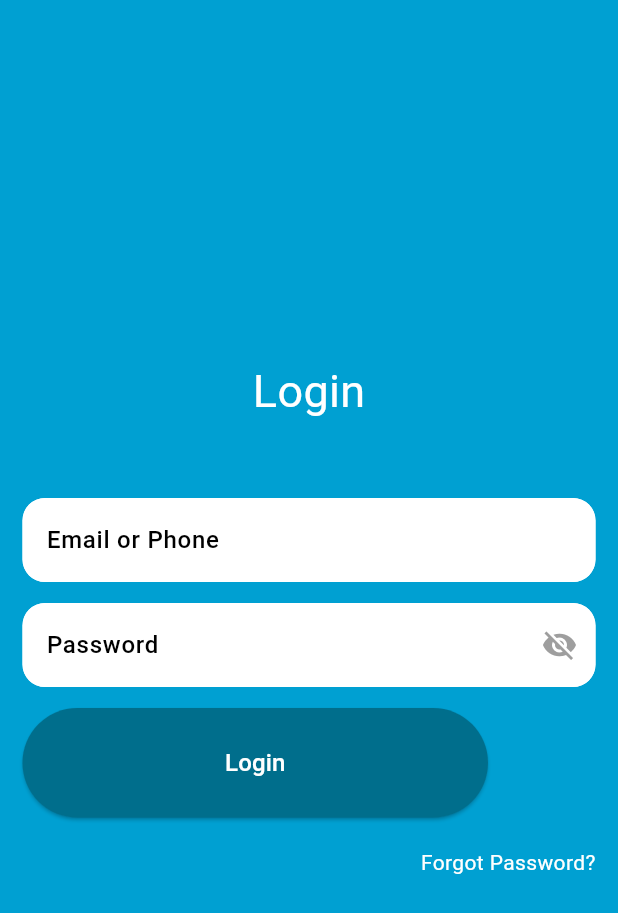
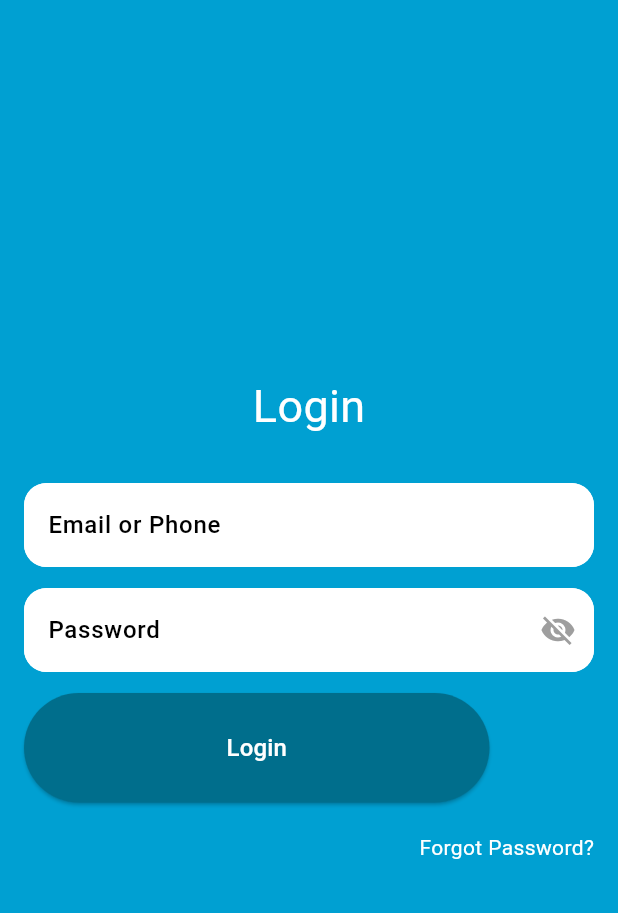
Before and after one commit to VIKAS-WEB/MIS, a Flutter app: the screen it shows after launch, on a phone screen of 412 x 824 dp. Shown: the top 913 px of the screen. Run offline on Flutter 3.47's test engine with Material 3 defaults, Android fonts, the phone set to English and light mode, and no system bars; our stand-ins replace flutter_map, geocoding, geolocator, get, latlong2; accounts and stored records are empty.

Commit message:
LoginScreen.dart

```diff
--- a/lib/Screens/LoginScreen.dart
+++ b/lib/Screens/LoginScreen.dart
@@ -23,7 +23,7 @@ class _LoginScreenState extends State<LoginScreen> {
         return Stack(
           children: [
             Padding(
-              padding: const EdgeInsets.only(left: 15.0, right: 15.0),
+              padding: const EdgeInsets.all(16.0),
               child: Column(
                 mainAxisAlignment: MainAxisAlignment.center,
                 crossAxisAlignment: CrossAxisAlignment.stretch,
@@ -33,7 +33,7 @@ class _LoginScreenState extends State<LoginScreen> {
                     'Login',
                     style: TextStyle(fontSize: 30, color: Colors.white),
                   )),
-                  const SizedBox(height: 50),
+                  const SizedBox(height: 30),
                   SizedBox(
                     height: 60,
                     child: TextField(
@@ -44,7 +44,9 @@ class _LoginScreenState extends State<LoginScreen> {
                         labelStyle: const TextStyle(
                             color: Colors.black, fontWeight: FontWeight.w500),
                         floatingLabelStyle: const TextStyle(
-                            color: Color(0XFF4a8887), fontSize: 14.0),
+                            color: Colors.black,
+                            fontSize: 17.0,
+                            fontWeight: FontWeight.bold),
                         border: OutlineInputBorder(
                           borderRadius: BorderRadius.circular(15.0),
                         ),
@@ -52,13 +54,13 @@ class _LoginScreenState extends State<LoginScreen> {
                         fillColor: Colors.white,
                         enabledBorder: OutlineInputBorder(
                           borderRadius: BorderRadius.circular(15.0),
-                          borderSide: const BorderSide(
-                              color: Colors.white, width: 1.5),
+                          borderSide:
+                              const BorderSide(color: Colors.white, width: 1.5),
                         ),
                         focusedBorder: OutlineInputBorder(
                           borderRadius: BorderRadius.circular(15.0),
-                          borderSide: const BorderSide(
-                              color: Colors.blueAccent, width: 2.0),
+                          borderSide:
+                              const BorderSide(color: Colors.black, width: 2.0),
                         ),
                       ),
                     ),
@@ -74,7 +76,9 @@ class _LoginScreenState extends State<LoginScreen> {
                         labelStyle: const TextStyle(
                             color: Colors.black, fontWeight: FontWeight.w500),
                         floatingLabelStyle: const TextStyle(
-                            color: Colors.blueAccent, fontSize: 14.0),
+                            color: Colors.black,
+                            fontSize: 17.0,
+                            fontWeight: FontWeight.bold),
                         suffixIcon: IconButton(
                           icon: Icon(
                             color: Colors.grey,
@@ -95,13 +99,13 @@ class _LoginScreenState extends State<LoginScreen> {
                         fillColor: Colors.white,
                         enabledBorder: OutlineInputBorder(
                           borderRadius: BorderRadius.circular(15.0),
-                          borderSide: const BorderSide(
-                              color: Colors.white, width: 1.5),
+                          borderSide:
+                              const BorderSide(color: Colors.white, width: 1.5),
                         ),
                         focusedBorder: OutlineInputBorder(
                           borderRadius: BorderRadius.circular(15.0),
-                          borderSide: const BorderSide(
-                              color: Colors.blueAccent, width: 2.0),
+                          borderSide:
+                              const BorderSide(color: Colors.black, width: 2.0),
                         ),
                       ),
                     ),
@@ -113,7 +117,8 @@ class _LoginScreenState extends State<LoginScreen> {
                       onPressed: () {
                         final userName = _emailController.text.trim();
                         final password = _passwordController.text.trim();
-                        controller.login(userName: userName, password: password);
+                        controller.login(
+                            userName: userName, password: password);
                       },
                       style: ElevatedButton.styleFrom(
                         backgroundColor: const Color(0XFF006e8c),
@@ -121,7 +126,8 @@ class _LoginScreenState extends State<LoginScreen> {
                             vertical: 25.0, horizontal: 135.0),
                       ),
                       child: const Text('Login',
-                          style: TextStyle(fontSize: 16.0, color: Colors.white)),
+                          style:
+                              TextStyle(fontSize: 16.0, color: Colors.white)),
                     ),
                   ),
                   const SizedBox(height: 20.0),
```
